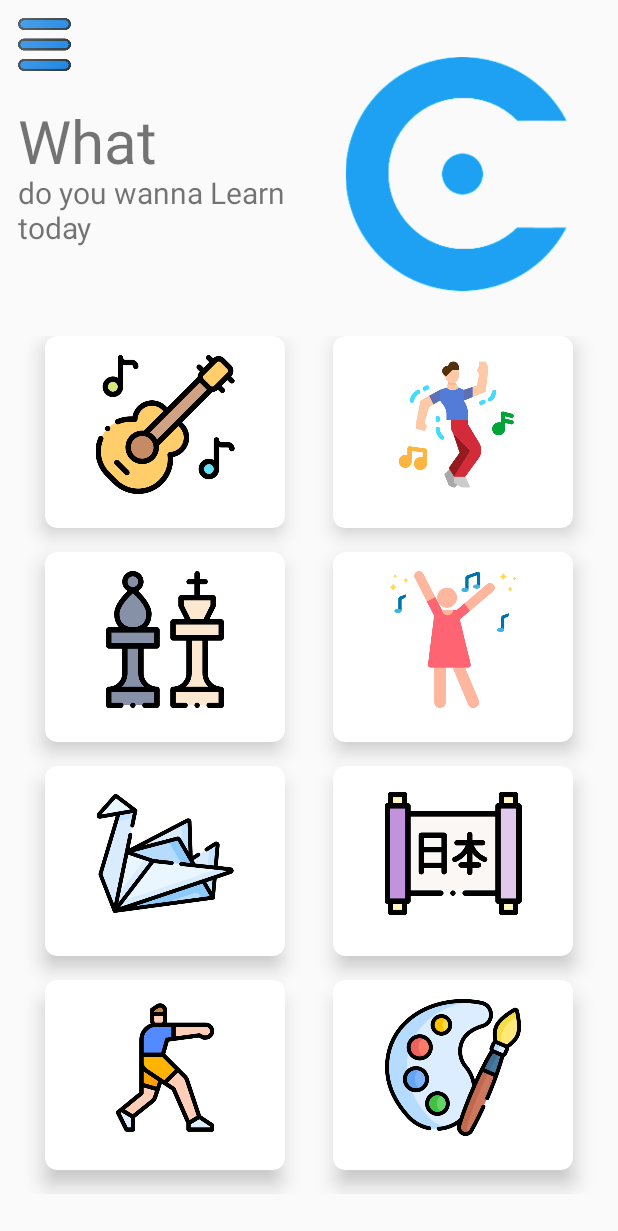
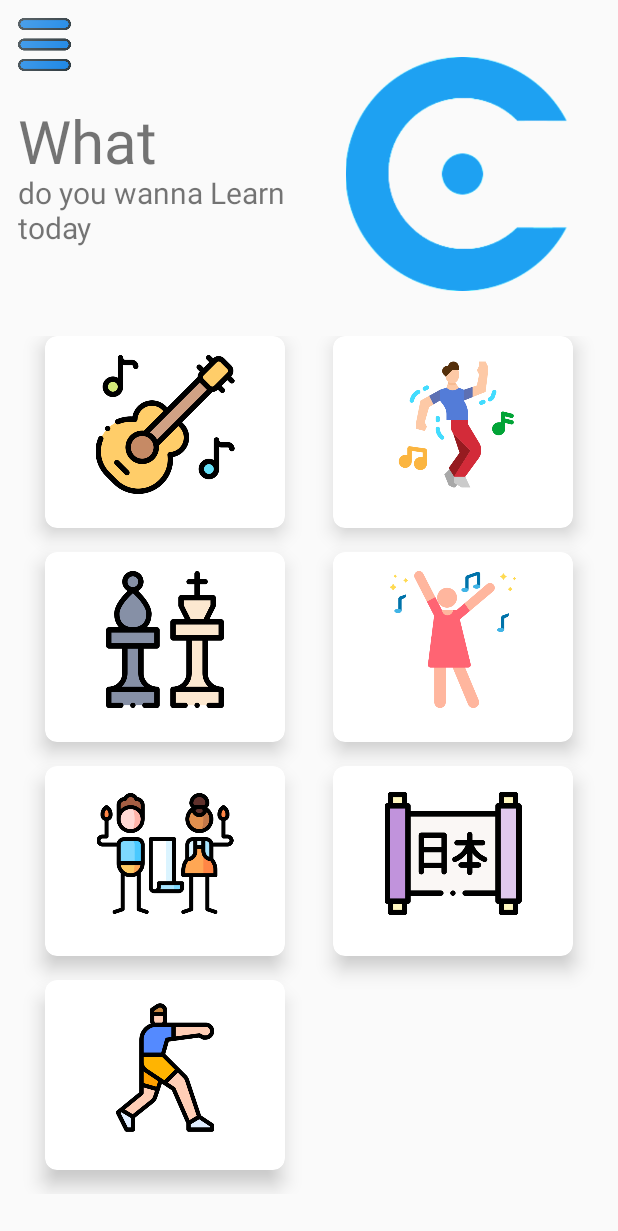
Before and after one commit to joelpjoji/Coach, an Android app: the screen it shows after launch once a user with an empty profile is signed in (HomeActivity), on a phone screen of 412 x 824 dp. Shown: the top 1231 px of the screen. Run offline under Robolectric (Android 15) with nearby library versions, the light colour scheme and no system bars; our stand-ins replace Firebase (no records; nobody signed in at launch, a user with empty details on screens opened directly).

Commit message:
Painting and Origami Changed to Craft

```diff
--- a/app/src/main/res/layout/activity_home.xml
+++ b/app/src/main/res/layout/activity_home.xml
@@ -259,7 +259,7 @@
                         android:layout_width="wrap_content"
                         android:layout_height="wrap_content"
                         android:layout_gravity="center_horizontal"
-                        android:src="@drawable/origami" />
+                        android:src="@drawable/crafts" />
 
                     <TextView
                         android:layout_width="wrap_content"
@@ -350,43 +350,7 @@
 
             </androidx.cardview.widget.CardView>
 
-            <androidx.cardview.widget.CardView
-                android:layout_width="0dp"
-                android:layout_height="0dp"
-                android:layout_rowWeight="1"
-                android:layout_columnWeight="1"
-                android:layout_marginLeft="16dp"
-                android:layout_marginRight="16dp"
-                android:layout_marginBottom="16dp"
-                app:cardCornerRadius="8dp"
-                app:cardElevation="8dp">
 
-                <LinearLayout
-                    android:layout_width="wrap_content"
-                    android:layout_height="wrap_content"
-                    android:layout_gravity="center_horizontal|center_vertical"
-                    android:layout_marginTop="15dp"
-                    android:layout_marginBottom="20dp"
-                    android:orientation="vertical">
-
-                    <ImageView
-                        android:layout_width="wrap_content"
-                        android:layout_height="wrap_content"
-                        android:layout_gravity="center_horizontal"
-                        android:src="@drawable/painting" />
-
-                    <TextView
-                        android:layout_width="wrap_content"
-                        android:layout_height="wrap_content"
-                        android:text="Calendars"
-                        android:textAlignment="center"
-                        android:textColor="@android:color/black"
-                        android:textSize="18sp"
-                        android:textStyle="bold" />
-
-                </LinearLayout>
-
-            </androidx.cardview.widget.CardView>
 
 
 
```
Also changed, not shown: app/src/main/res/drawable/crafts.png (added).
